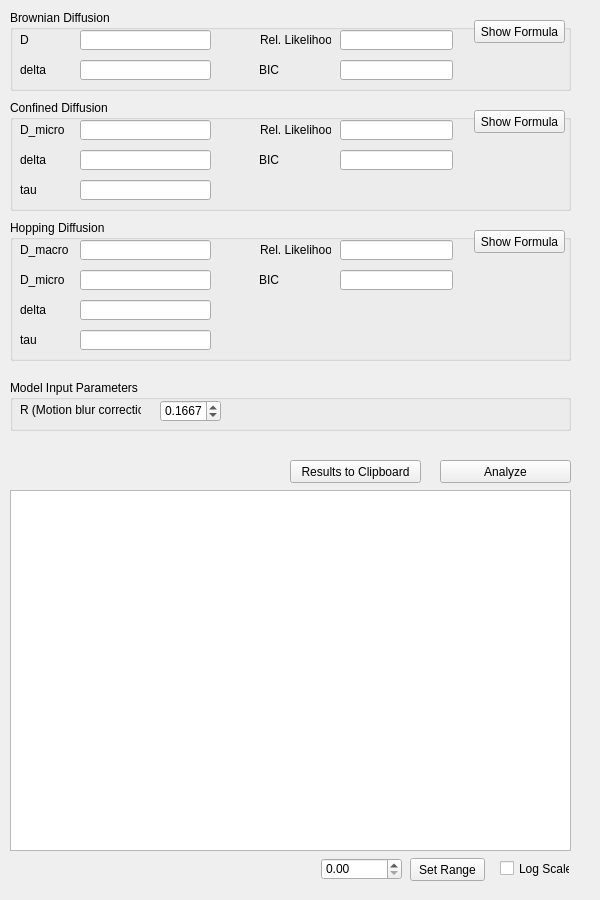
Before: the Qt Designer form gui/tab/adc.ui in Eggeling-Lab-Microscope-Software/TRAIT2D, drawn with Qt 5.
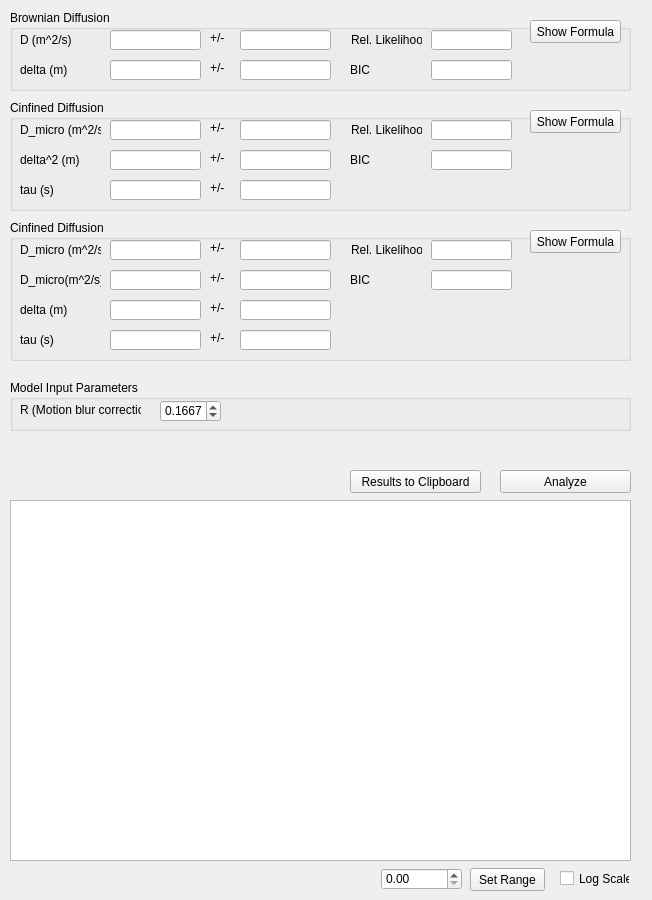
After: the same form once the commit is applied. Custom widgets are drawn as their Qt base class.

Commit message: Errors are now displayed in a separate lineedit

```diff
--- a/gui/tab/adc.ui
+++ b/gui/tab/adc.ui
@@ -6,19 +6,67 @@
    <rect>
     <x>0</x>
     <y>0</y>
-    <width>600</width>
+    <width>652</width>
     <height>900</height>
    </rect>
   </property>
   <property name="windowTitle">
    <string>Form</string>
   </property>
+  <widget class="QGroupBox" name="groupBoxInputParam">
+   <property name="geometry">
+    <rect>
+     <x>10</x>
+     <y>380</y>
+     <width>621</width>
+     <height>51</height>
+    </rect>
+   </property>
+   <property name="title">
+    <string>Model Input Parameters</string>
+   </property>
+   <widget class="QLabel" name="labelInputParam1">
+    <property name="geometry">
+     <rect>
+      <x>10</x>
+      <y>20</y>
+      <width>121</width>
+      <height>20</height>
+     </rect>
+    </property>
+    <property name="text">
+     <string>R (Motion blur correction)</string>
+    </property>
+   </widget>
+   <widget class="QDoubleSpinBox" name="doubleSpinBoxInputParam1">
+    <property name="geometry">
+     <rect>
+      <x>150</x>
+      <y>20</y>
+      <width>61</width>
+      <height>22</height>
+     </rect>
+    </property>
+    <property name="decimals">
+     <number>4</number>
+    </property>
+    <property name="maximum">
+     <double>0.250000000000000</double>
+    </property>
+    <property name="singleStep">
+     <double>0.010000000000000</double>
+    </property>
+    <property name="value">
+     <double>0.166700000000000</double>
+    </property>
+   </widget>
+  </widget>
   <widget class="QGroupBox" name="groupBoxModel1">
    <property name="geometry">
     <rect>
      <x>10</x>
      <y>10</y>
-     <width>561</width>
+     <width>621</width>
      <height>81</height>
     </rect>
    </property>
@@ -28,7 +76,7 @@
    <widget class="QPushButton" name="pushButtonFormula_1">
     <property name="geometry">
      <rect>
-      <x>464</x>
+      <x>520</x>
       <y>10</y>
       <width>91</width>
       <height>23</height>
@@ -41,9 +89,9 @@
    <widget class="QLineEdit" name="lineEditParam1_1">
     <property name="geometry">
      <rect>
-      <x>70</x>
+      <x>100</x>
       <y>20</y>
-      <width>131</width>
+      <width>91</width>
       <height>20</height>
      </rect>
     </property>
@@ -51,9 +99,9 @@
    <widget class="QLineEdit" name="lineEditParam2_1">
     <property name="geometry">
      <rect>
-      <x>70</x>
+      <x>100</x>
       <y>50</y>
-      <width>131</width>
+      <width>91</width>
       <height>20</height>
      </rect>
     </property>
@@ -63,12 +111,12 @@
      <rect>
       <x>10</x>
       <y>20</y>
-      <width>50</width>
+      <width>71</width>
       <height>20</height>
      </rect>
     </property>
     <property name="text">
-     <string>D</string>
+     <string>D (m^2/s)</string>
     </property>
    </widget>
    <widget class="QLabel" name="labelParam2_1">
@@ -76,20 +124,20 @@
      <rect>
       <x>10</x>
       <y>50</y>
-      <width>47</width>
+      <width>71</width>
       <height>20</height>
      </rect>
     </property>
     <property name="text">
-     <string>delta</string>
+     <string>delta (m)</string>
     </property>
    </widget>
    <widget class="QLineEdit" name="lineEditRelLikelihood_1">
     <property name="geometry">
      <rect>
-      <x>330</x>
+      <x>421</x>
       <y>20</y>
-      <width>113</width>
+      <width>81</width>
       <height>20</height>
      </rect>
     </property>
@@ -97,9 +145,9 @@
    <widget class="QLineEdit" name="lineEditBIC_1">
     <property name="geometry">
      <rect>
-      <x>330</x>
+      <x>421</x>
       <y>50</y>
-      <width>113</width>
+      <width>81</width>
       <height>20</height>
      </rect>
     </property>
@@ -107,7 +155,7 @@
    <widget class="QLabel" name="labelRelLikelihood_1">
     <property name="geometry">
      <rect>
-      <x>250</x>
+      <x>341</x>
       <y>20</y>
       <width>71</width>
       <height>20</height>
@@ -120,7 +168,7 @@
    <widget class="QLabel" name="labelBIC_1">
     <property name="geometry">
      <rect>
-      <x>249</x>
+      <x>340</x>
       <y>50</y>
       <width>71</width>
       <height>20</height>
@@ -130,33 +178,69 @@
      <string>BIC</string>
     </property>
    </widget>
+   <widget class="QLineEdit" name="lineEditParam1Error_1">
+    <property name="geometry">
+     <rect>
+      <x>230</x>
+      <y>20</y>
+      <width>91</width>
+      <height>20</height>
+     </rect>
+    </property>
+   </widget>
+   <widget class="QLineEdit" name="lineEditParam2Error_1">
+    <property name="geometry">
+     <rect>
+      <x>230</x>
+      <y>50</y>
+      <width>91</width>
+      <height>20</height>
+     </rect>
+    </property>
+   </widget>
+   <widget class="QLabel" name="label">
+    <property name="geometry">
+     <rect>
+      <x>200</x>
+      <y>20</y>
+      <width>21</width>
+      <height>16</height>
+     </rect>
+    </property>
+    <property name="text">
+     <string>+/-</string>
+    </property>
+   </widget>
+   <widget class="QLabel" name="label_2">
+    <property name="geometry">
+     <rect>
+      <x>200</x>
+      <y>50</y>
+      <width>21</width>
+      <height>16</height>
+     </rect>
+    </property>
+    <property name="text">
+     <string>+/-</string>
+    </property>
+   </widget>
   </widget>
-  <widget class="ModelFitWidget" name="plot">
-   <property name="geometry">
-    <rect>
-     <x>10</x>
-     <y>490</y>
-     <width>561</width>
-     <height>361</height>
-    </rect>
-   </property>
-  </widget>
-  <widget class="QGroupBox" name="groupBoxModel2">
+  <widget class="QGroupBox" name="groupBoxModel1_2">
    <property name="geometry">
     <rect>
      <x>10</x>
      <y>100</y>
-     <width>561</width>
+     <width>621</width>
      <height>111</height>
     </rect>
    </property>
    <property name="title">
-    <string>Confined Diffusion</string>
+    <string>Cinfined Diffusion</string>
    </property>
    <widget class="QPushButton" name="pushButtonFormula_2">
     <property name="geometry">
      <rect>
-      <x>464</x>
+      <x>520</x>
       <y>10</y>
       <width>91</width>
       <height>23</height>
@@ -169,9 +253,9 @@
    <widget class="QLineEdit" name="lineEditParam1_2">
     <property name="geometry">
      <rect>
-      <x>70</x>
+      <x>100</x>
       <y>20</y>
-      <width>131</width>
+      <width>91</width>
       <height>20</height>
      </rect>
     </property>
@@ -179,9 +263,9 @@
    <widget class="QLineEdit" name="lineEditParam2_2">
     <property name="geometry">
      <rect>
-      <x>70</x>
+      <x>100</x>
       <y>50</y>
-      <width>131</width>
+      <width>91</width>
       <height>20</height>
      </rect>
     </property>
@@ -191,12 +275,12 @@
      <rect>
       <x>10</x>
       <y>20</y>
-      <width>50</width>
+      <width>81</width>
       <height>20</height>
      </rect>
     </property>
     <property name="text">
-     <string>D_micro</string>
+     <string>D_micro (m^2/s)</string>
     </property>
    </widget>
    <widget class="QLabel" name="labelParam2_2">
@@ -204,20 +288,20 @@
      <rect>
       <x>10</x>
       <y>50</y>
-      <width>47</width>
+      <width>71</width>
       <height>20</height>
      </rect>
     </property>
     <property name="text">
-     <string>delta</string>
+     <string>delta^2 (m)</string>
     </property>
    </widget>
    <widget class="QLineEdit" name="lineEditRelLikelihood_2">
     <property name="geometry">
      <rect>
-      <x>330</x>
+      <x>421</x>
       <y>20</y>
-      <width>113</width>
+      <width>81</width>
       <height>20</height>
      </rect>
     </property>
@@ -225,9 +309,9 @@
    <widget class="QLineEdit" name="lineEditBIC_2">
     <property name="geometry">
      <rect>
-      <x>330</x>
+      <x>421</x>
       <y>50</y>
-      <width>113</width>
+      <width>81</width>
       <height>20</height>
      </rect>
     </property>
@@ -235,7 +319,7 @@
    <widget class="QLabel" name="labelRelLikelihood_2">
     <property name="geometry">
      <rect>
-      <x>250</x>
+      <x>341</x>
       <y>20</y>
       <width>71</width>
       <height>20</height>
@@ -248,7 +332,7 @@
    <widget class="QLabel" name="labelBIC_2">
     <property name="geometry">
      <rect>
-      <x>249</x>
+      <x>340</x>
       <y>50</y>
       <width>71</width>
       <height>20</height>
@@ -258,12 +342,68 @@
      <string>BIC</string>
     </property>
    </widget>
+   <widget class="QLineEdit" name="lineEditParam1Error_2">
+    <property name="geometry">
+     <rect>
+      <x>230</x>
+      <y>20</y>
+      <width>91</width>
+      <height>20</height>
+     </rect>
+    </property>
+   </widget>
+   <widget class="QLineEdit" name="lineEditParam2Error_2">
+    <property name="geometry">
+     <rect>
+      <x>230</x>
+      <y>50</y>
+      <width>91</width>
+      <height>20</height>
+     </rect>
+    </property>
+   </widget>
+   <widget class="QLabel" name="label_3">
+    <property name="geometry">
+     <rect>
+      <x>200</x>
+      <y>20</y>
+      <width>21</width>
+      <height>16</height>
+     </rect>
+    </property>
+    <property name="text">
+     <string>+/-</string>
+    </property>
+   </widget>
+   <widget class="QLabel" name="label_4">
+    <property name="geometry">
+     <rect>
+      <x>200</x>
+      <y>50</y>
+      <width>21</width>
+      <height>16</height>
+     </rect>
+    </property>
+    <property name="text">
+     <string>+/-</string>
+    </property>
+   </widget>
+   <widget class="QLineEdit" name="lineEditParam3Error_2">
+    <property name="geometry">
+     <rect>
+      <x>230</x>
+      <y>80</y>
+      <width>91</width>
+      <height>20</height>
+     </rect>
+    </property>
+   </widget>
    <widget class="QLineEdit" name="lineEditParam3_2">
     <property name="geometry">
      <rect>
-      <x>70</x>
+      <x>100</x>
       <y>80</y>
-      <width>131</width>
+      <width>91</width>
       <height>20</height>
      </rect>
     </property>
@@ -273,70 +413,44 @@
      <rect>
       <x>10</x>
       <y>80</y>
-      <width>47</width>
+      <width>71</width>
       <height>20</height>
      </rect>
     </property>
     <property name="text">
-     <string>tau</string>
+     <string>tau (s)</string>
     </property>
    </widget>
+   <widget class="QLabel" name="label_5">
+    <property name="geometry">
+     <rect>
+      <x>200</x>
+      <y>80</y>
+      <width>21</width>
+      <height>16</height>
+     </rect>
+    </property>
+    <property name="text">
+     <string>+/-</string>
+    </property>
+   </widget>
   </widget>
-  <widget class="QCheckBox" name="checkBoxLogPlot">
-   <property name="geometry">
-    <rect>
-     <x>500</x>
-     <y>860</y>
-     <width>70</width>
-     <height>17</height>
-    </rect>
-   </property>
-   <property name="text">
-    <string>Log Scale</string>
-   </property>
-  </widget>
-  <widget class="QPushButton" name="pushButtonClipboard">
-   <property name="geometry">
-    <rect>
-     <x>290</x>
-     <y>460</y>
-     <width>131</width>
-     <height>23</height>
-    </rect>
-   </property>
-   <property name="text">
-    <string>Results to Clipboard</string>
-   </property>
-  </widget>
-  <widget class="QPushButton" name="pushButtonAnalyze">
-   <property name="geometry">
-    <rect>
-     <x>440</x>
-     <y>460</y>
-     <width>131</width>
-     <height>23</height>
-    </rect>
-   </property>
-   <property name="text">
-    <string>Analyze</string>
-   </property>
-  </widget>
-  <widget class="QGroupBox" name="groupBoxModel3">
+  <widget class="QGroupBox" name="groupBoxModel1_3">
    <property name="geometry">
     <rect>
      <x>10</x>
      <y>220</y>
-     <width>561</width>
+     <width>621</width>
      <height>141</height>
     </rect>
    </property>
    <property name="title">
-    <string>Hopping Diffusion</string>
+    <string>Cinfined Diffusion</string>
    </property>
    <widget class="QPushButton" name="pushButtonFormula_3">
     <property name="geometry">
      <rect>
-      <x>464</x>
+      <x>520</x>
       <y>10</y>
       <width>91</width>
       <height>23</height>
@@ -349,9 +463,9 @@
    <widget class="QLineEdit" name="lineEditParam1_3">
     <property name="geometry">
      <rect>
-      <x>70</x>
+      <x>100</x>
       <y>20</y>
-      <width>131</width>
+      <width>91</width>
       <height>20</height>
      </rect>
     </property>
@@ -359,9 +473,9 @@
    <widget class="QLineEdit" name="lineEditParam2_3">
     <property name="geometry">
      <rect>
-      <x>70</x>
+      <x>100</x>
       <y>50</y>
-      <width>131</width>
+      <width>91</width>
       <height>20</height>
      </rect>
     </property>
@@ -371,12 +485,12 @@
      <rect>
       <x>10</x>
       <y>20</y>
-      <width>50</width>
+      <width>81</width>
       <height>20</height>
      </rect>
     </property>
     <property name="text">
-     <string>D_macro</string>
+     <string>D_micro (m^2/s)</string>
     </property>
    </widget>
    <widget class="QLabel" name="labelParam2_3">
@@ -384,20 +498,20 @@
      <rect>
       <x>10</x>
       <y>50</y>
-      <width>47</width>
+      <width>81</width>
       <height>20</height>
      </rect>
     </property>
     <property name="text">
-     <string>D_micro</string>
+     <string>D_micro(m^2/s)</string>
     </property>
    </widget>
    <widget class="QLineEdit" name="lineEditRelLikelihood_3">
     <property name="geometry">
      <rect>
-      <x>330</x>
+      <x>421</x>
       <y>20</y>
-      <width>113</width>
+      <width>81</width>
       <height>20</height>
      </rect>
     </property>
@@ -405,9 +519,9 @@
    <widget class="QLineEdit" name="lineEditBIC_3">
     <property name="geometry">
      <rect>
-      <x>330</x>
+      <x>421</x>
       <y>50</y>
-      <width>113</width>
+      <width>81</width>
       <height>20</height>
      </rect>
     </property>
@@ -415,7 +529,7 @@
    <widget class="QLabel" name="labelRelLikelihood_3">
     <property name="geometry">
      <rect>
-      <x>250</x>
+      <x>341</x>
       <y>20</y>
       <width>71</width>
       <height>20</height>
@@ -428,7 +542,7 @@
    <widget class="QLabel" name="labelBIC_3">
     <property name="geometry">
      <rect>
-      <x>249</x>
+      <x>340</x>
       <y>50</y>
       <width>71</width>
       <height>20</height>
@@ -438,12 +552,68 @@
      <string>BIC</string>
     </property>
    </widget>
+   <widget class="QLineEdit" name="lineEditParam1Error_3">
+    <property name="geometry">
+     <rect>
+      <x>230</x>
+      <y>20</y>
+      <width>91</width>
+      <height>20</height>
+     </rect>
+    </property>
+   </widget>
+   <widget class="QLineEdit" name="lineEditParam2Error_3">
+    <property name="geometry">
+     <rect>
+      <x>230</x>
+      <y>50</y>
+      <width>91</width>
+      <height>20</height>
+     </rect>
+    </property>
+   </widget>
+   <widget class="QLabel" name="label_6">
+    <property name="geometry">
+     <rect>
+      <x>200</x>
+      <y>20</y>
+      <width>21</width>
+      <height>16</height>
+     </rect>
+    </property>
+    <property name="text">
+     <string>+/-</string>
+    </property>
+   </widget>
+   <widget class="QLabel" name="label_7">
+    <property name="geometry">
+     <rect>
+      <x>200</x>
+      <y>50</y>
+      <width>21</width>
+      <height>16</height>
+     </rect>
+    </property>
+    <property name="text">
+     <string>+/-</string>
+    </property>
+   </widget>
+   <widget class="QLineEdit" name="lineEditParam3Error_3">
+    <property name="geometry">
+     <rect>
+      <x>230</x>
+      <y>80</y>
+      <width>91</width>
+      <height>20</height>
+     </rect>
+    </property>
+   </widget>
    <widget class="QLineEdit" name="lineEditParam3_3">
     <property name="geometry">
      <rect>
-      <x>70</x>
+      <x>100</x>
       <y>80</y>
-      <width>131</width>
+      <width>91</width>
       <height>20</height>
      </rect>
     </property>
@@ -453,43 +623,79 @@
      <rect>
       <x>10</x>
       <y>80</y>
-      <width>47</width>
+      <width>71</width>
       <height>20</height>
      </rect>
     </property>
     <property name="text">
-     <string>delta</string>
+     <string>delta (m)</string>
+    </property>
+   </widget>
+   <widget class="QLabel" name="label_8">
+    <property name="geometry">
+     <rect>
+      <x>200</x>
+      <y>80</y>
+      <width>21</width>
+      <height>16</height>
+     </rect>
+    </property>
+    <property name="text">
+     <string>+/-</string>
+    </property>
+   </widget>
+   <widget class="QLabel" name="label_9">
+    <property name="geometry">
+     <rect>
+      <x>200</x>
+      <y>110</y>
+      <width>21</width>
+      <height>16</height>
+     </rect>
+    </property>
+    <property name="text">
+     <string>+/-</string>
+    </property>
+   </widget>
+   <widget class="QLineEdit" name="lineEditParam4Error_3">
+    <property name="geometry">
+     <rect>
+      <x>230</x>
+      <y>110</y>
+      <width>91</width>
+      <height>20</height>
+     </rect>
+    </property>
+   </widget>
+   <widget class="QLabel" name="labelParam4_3">
+    <property name="geometry">
+     <rect>
+      <x>10</x>
+      <y>110</y>
+      <width>71</width>
+      <height>20</height>
+     </rect>
+    </property>
+    <property name="text">
+     <string>tau (s)</string>
     </property>
    </widget>
    <widget class="QLineEdit" name="lineEditParam4_3">
     <property name="geometry">
      <rect>
-      <x>70</x>
+      <x>100</x>
       <y>110</y>
-      <width>131</width>
+      <width>91</width>
       <height>20</height>
      </rect>
     </property>
    </widget>
-   <widget class="QLabel" name="labelParam3_4">
-    <property name="geometry">
-     <rect>
-      <x>10</x>
-      <y>110</y>
-      <width>47</width>
-      <height>20</height>
-     </rect>
-    </property>
-    <property name="text">
-     <string>tau</string>
-    </property>
-   </widget>
   </widget>
   <widget class="QPushButton" name="pushButtonSetRange">
    <property name="geometry">
     <rect>
-     <x>410</x>
-     <y>858</y>
+     <x>470</x>
+     <y>868</y>
      <width>75</width>
      <height>23</height>
     </rect>
@@ -501,8 +707,8 @@
   <widget class="QDoubleSpinBox" name="doubleSpinBoxRange">
    <property name="geometry">
     <rect>
-     <x>321</x>
-     <y>858</y>
+     <x>381</x>
+     <y>868</y>
      <width>81</width>
      <height>22</height>
     </rect>
@@ -511,53 +717,54 @@
     <double>10000.000000000000000</double>
    </property>
   </widget>
-  <widget class="QGroupBox" name="groupBoxInputParam">
+  <widget class="QPushButton" name="pushButtonAnalyze">
+   <property name="geometry">
+    <rect>
+     <x>500</x>
+     <y>470</y>
+     <width>131</width>
+     <height>23</height>
+    </rect>
+   </property>
+   <property name="text">
+    <string>Analyze</string>
+   </property>
+  </widget>
+  <widget class="QCheckBox" name="checkBoxLogPlot">
+   <property name="geometry">
+    <rect>
+     <x>560</x>
+     <y>870</y>
+     <width>70</width>
+     <height>17</height>
+    </rect>
+   </property>
+   <property name="text">
+    <string>Log Scale</string>
+   </property>
+  </widget>
+  <widget class="QPushButton" name="pushButtonClipboard">
+   <property name="geometry">
+    <rect>
+     <x>350</x>
+     <y>470</y>
+     <width>131</width>
+     <height>23</height>
+    </rect>
+   </property>
+   <property name="text">
+    <string>Results to Clipboard</string>
+   </property>
+  </widget>
+  <widget class="ModelFitWidget" name="plot">
    <property name="geometry">
     <rect>
      <x>10</x>
-     <y>380</y>
-     <width>561</width>
-     <height>51</height>
+     <y>500</y>
+     <width>621</width>
+     <height>361</height>
     </rect>
    </property>
-   <property name="title">
-    <string>Model Input Parameters</string>
-   </property>
-   <widget class="QLabel" name="labelInputParam1">
-    <property name="geometry">
-     <rect>
-      <x>10</x>
-      <y>20</y>
-      <width>121</width>
-      <height>20</height>
-     </rect>
-    </property>
-    <property name="text">
-     <string>R (Motion blur correction)</string>
-    </property>
-   </widget>
-   <widget class="QDoubleSpinBox" name="doubleSpinBoxInputParam1">
-    <property name="geometry">
-     <rect>
-      <x>150</x>
-      <y>20</y>
-      <width>61</width>
-      <height>22</height>
-     </rect>
-    </property>
-    <property name="decimals">
-     <number>4</number>
-    </property>
-    <property name="maximum">
-     <double>0.250000000000000</double>
-    </property>
-    <property name="singleStep">
-     <double>0.010000000000000</double>
-    </property>
-    <property name="value">
-     <double>0.166700000000000</double>
-    </property>
-   </widget>
   </widget>
  </widget>
  <customwidgets>
```
The commit also changes 7 other files.
